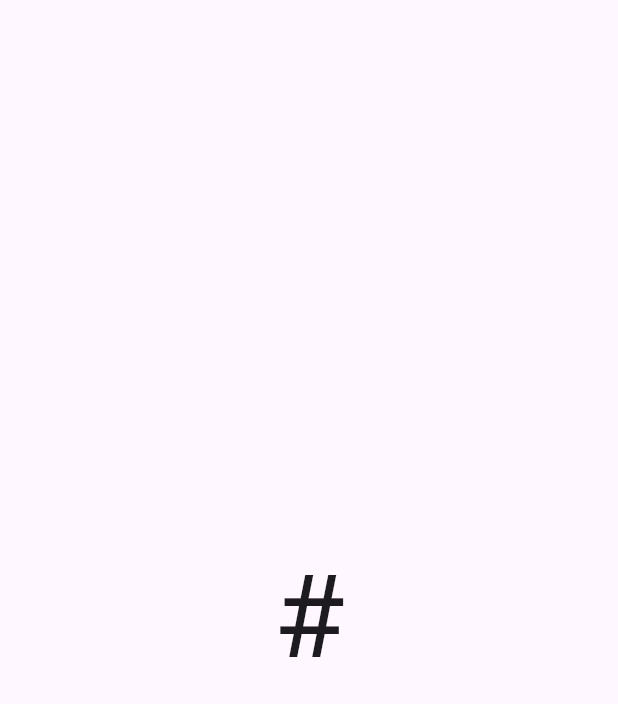
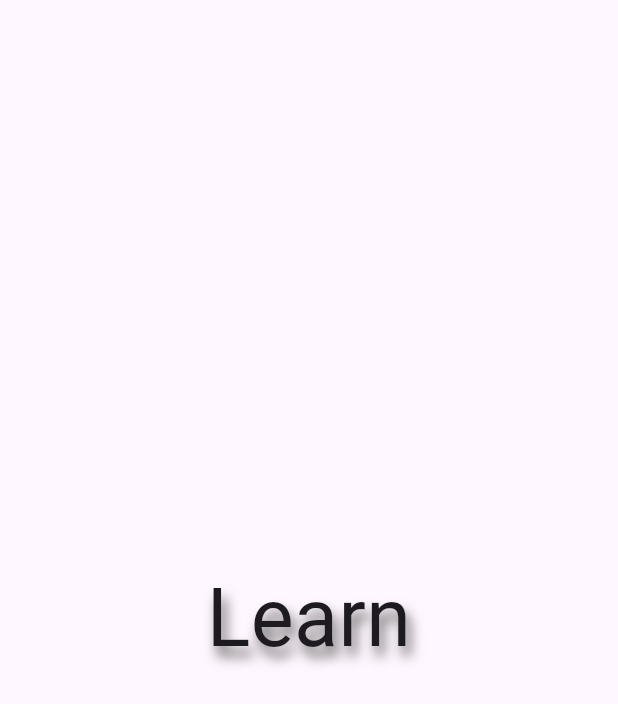
Before and after one commit to buildwithayush/learningWidgetsFlutter, a Flutter app: the screen it shows after launch, on a phone screen of 412 x 824 dp. Shown: the top 704 px of the screen. Run offline on Flutter 3.47's test engine with Material 3 defaults, Android fonts, the phone set to English and light mode, and no system bars.

Commit message:
learn text styles widgets

```diff
--- /dev/null
+++ b/lib/basic_widgets.dart/text_widgets/style_text_widgets.dart
@@ -0,0 +1,46 @@
+import 'package:flutter/material.dart';
+
+class StyleTextWidgets extends StatelessWidget {
+  const StyleTextWidgets({super.key});
+
+  @override
+  Widget build(BuildContext context) {
+    return Scaffold(
+      body: Center(
+        child: Text(
+          'Learn ',
+          textAlign: TextAlign.center,
+          style: TextStyle(
+            fontSize: 54,
+
+            // letterSpacing: 5,
+            //  wordSpacing: 2,
+            //  foreground: Paint()
+            //  ..color = Colors.blue
+            //  ..strokeWidth = 2
+            //    ..style = PaintingStyle.stroke
+            //     ),
+            // background: Paint()
+            //   ..color = Colors.yellow
+            //   //..strokeWidth = 8
+            //   ..style = PaintingStyle.fill,
+          //  backgroundColor: Colors.red
+         // fontStyle: FontStyle.italic,
+        //  decoration: TextDecoration.combine([
+        //    TextDecoration.underline,
+        //    TextDecoration.overline,]),
+            // decorationColor: Colors.indigo,
+            // decorationStyle: TextDecorationStyle.dashed,
+            shadows: [
+              Shadow(
+                color: const Color.fromARGB(255, 102, 99, 99),
+                blurRadius: 10,
+                offset: Offset(3, 7),
+              ),
+            ]
+          ),
+        ),
+      ),
+    );
+  }
+}
--- a/lib/main.dart
+++ b/lib/main.dart
@@ -1,5 +1,6 @@
 import 'package:flutter/material.dart';
-import 'package:widgetsflutter/basic_widgets.dart/text_widgets/textwidget.dart';
+import 'package:widgetsflutter/basic_widgets.dart/text_widgets/style_text_widgets.dart';
+
 
 void main() {
   runApp(const MyApp());
@@ -10,6 +11,8 @@ class MyApp extends StatelessWidget {
 
   @override
   Widget build(BuildContext context) {
-    return MaterialApp(debugShowCheckedModeBanner: false, home: TextWidget());
+    return MaterialApp(
+      debugShowCheckedModeBanner: false,
+       home: const StyleTextWidgets());
   }
 }
```
